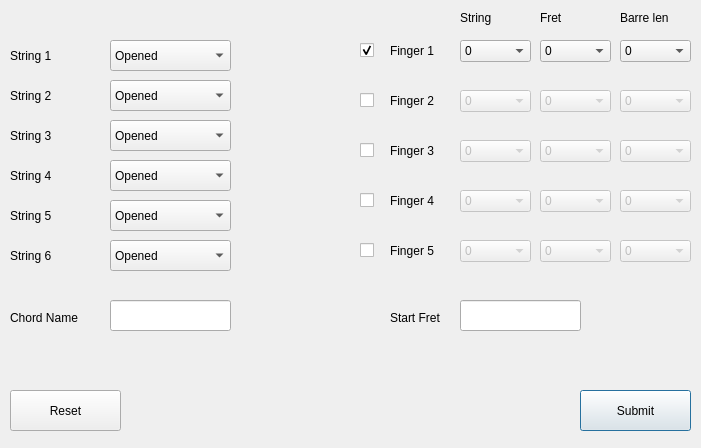
Qt form src/main_page.ui (Ziro72/GuitarUp) before a commit.
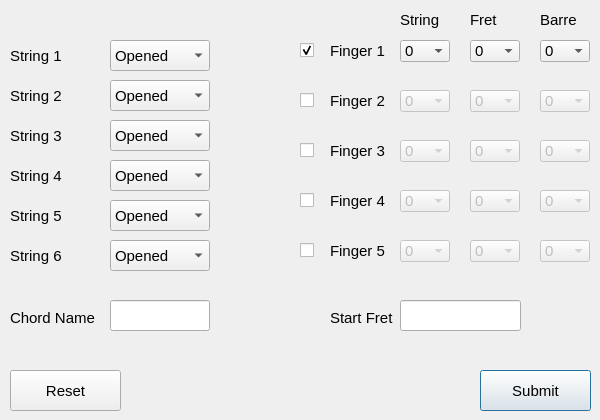
The same form after that commit.

Patch:
```diff
--- a/src/main_page.ui
+++ b/src/main_page.ui
@@ -9,8 +9,8 @@
    <rect>
     <x>0</x>
     <y>0</y>
-    <width>701</width>
-    <height>448</height>
+    <width>600</width>
+    <height>420</height>
    </rect>
   </property>
   <property name="windowTitle">
@@ -19,12 +19,17 @@
   <widget class="QPushButton" name="submitButton">
    <property name="geometry">
     <rect>
-     <x>580</x>
-     <y>390</y>
+     <x>480</x>
+     <y>370</y>
      <width>111</width>
      <height>41</height>
     </rect>
    </property>
+   <property name="font">
+    <font>
+     <pointsize>11</pointsize>
+    </font>
+   </property>
    <property name="text">
     <string>Submit</string>
    </property>
@@ -33,11 +38,16 @@
    <property name="geometry">
     <rect>
      <x>10</x>
-     <y>390</y>
+     <y>370</y>
      <width>111</width>
      <height>41</height>
     </rect>
    </property>
+   <property name="font">
+    <font>
+     <pointsize>11</pointsize>
+    </font>
+   </property>
    <property name="text">
     <string>Reset</string>
    </property>
@@ -47,10 +57,15 @@
     <rect>
      <x>110</x>
      <y>40</y>
-     <width>121</width>
+     <width>100</width>
      <height>31</height>
     </rect>
    </property>
+   <property name="font">
+    <font>
+     <pointsize>11</pointsize>
+    </font>
+   </property>
    <item>
     <property name="text">
      <string>Opened</string>
@@ -72,10 +87,15 @@
     <rect>
      <x>10</x>
      <y>40</y>
-     <width>131</width>
+     <width>60</width>
      <height>31</height>
     </rect>
    </property>
+   <property name="font">
+    <font>
+     <pointsize>11</pointsize>
+    </font>
+   </property>
    <property name="text">
     <string>String 1</string>
    </property>
@@ -85,10 +105,15 @@
     <rect>
      <x>110</x>
      <y>80</y>
-     <width>121</width>
+     <width>100</width>
      <height>31</height>
     </rect>
    </property>
+   <property name="font">
+    <font>
+     <pointsize>11</pointsize>
+    </font>
+   </property>
    <item>
     <property name="text">
      <string>Opened</string>
@@ -110,10 +135,15 @@
     <rect>
      <x>10</x>
      <y>80</y>
-     <width>131</width>
+     <width>60</width>
      <height>31</height>
     </rect>
    </property>
+   <property name="font">
+    <font>
+     <pointsize>11</pointsize>
+    </font>
+   </property>
    <property name="text">
     <string>String 2</string>
    </property>
@@ -123,10 +153,15 @@
     <rect>
      <x>10</x>
      <y>120</y>
-     <width>131</width>
+     <width>60</width>
      <height>31</height>
     </rect>
    </property>
+   <property name="font">
+    <font>
+     <pointsize>11</pointsize>
+    </font>
+   </property>
    <property name="text">
     <string>String 3</string>
    </property>
@@ -136,10 +171,15 @@
     <rect>
      <x>110</x>
      <y>120</y>
-     <width>121</width>
+     <width>100</width>
      <height>31</height>
     </rect>
    </property>
+   <property name="font">
+    <font>
+     <pointsize>11</pointsize>
+    </font>
+   </property>
    <item>
     <property name="text">
      <string>Opened</string>
@@ -161,10 +201,15 @@
     <rect>
      <x>110</x>
      <y>160</y>
-     <width>121</width>
+     <width>100</width>
      <height>31</height>
     </rect>
    </property>
+   <property name="font">
+    <font>
+     <pointsize>11</pointsize>
+    </font>
+   </property>
    <item>
     <property name="text">
      <string>Opened</string>
@@ -186,10 +231,15 @@
     <rect>
      <x>10</x>
      <y>160</y>
-     <width>131</width>
+     <width>60</width>
      <height>31</height>
     </rect>
    </property>
+   <property name="font">
+    <font>
+     <pointsize>11</pointsize>
+    </font>
+   </property>
    <property name="text">
     <string>String 4</string>
    </property>
@@ -199,10 +249,15 @@
     <rect>
      <x>110</x>
      <y>200</y>
-     <width>121</width>
+     <width>100</width>
      <height>31</height>
     </rect>
    </property>
+   <property name="font">
+    <font>
+     <pointsize>11</pointsize>
+    </font>
+   </property>
    <item>
     <property name="text">
      <string>Opened</string>
@@ -224,10 +279,15 @@
     <rect>
      <x>10</x>
      <y>200</y>
-     <width>131</width>
+     <width>60</width>
      <height>31</height>
     </rect>
    </property>
+   <property name="font">
+    <font>
+     <pointsize>11</pointsize>
+    </font>
+   </property>
    <property name="text">
     <string>String 5</string>
    </property>
@@ -237,10 +297,15 @@
     <rect>
      <x>110</x>
      <y>240</y>
-     <width>121</width>
+     <width>100</width>
      <height>31</height>
     </rect>
    </property>
+   <property name="font">
+    <font>
+     <pointsize>11</pointsize>
+    </font>
+   </property>
    <item>
     <property name="text">
      <string>Opened</string>
@@ -262,10 +327,15 @@
     <rect>
      <x>10</x>
      <y>240</y>
-     <width>131</width>
+     <width>60</width>
      <height>31</height>
     </rect>
    </property>
+   <property name="font">
+    <font>
+     <pointsize>11</pointsize>
+    </font>
+   </property>
    <property name="text">
     <string>String 6</string>
    </property>
@@ -273,12 +343,17 @@
   <widget class="QLabel" name="label_7">
    <property name="geometry">
     <rect>
-     <x>390</x>
+     <x>330</x>
      <y>40</y>
-     <width>91</width>
+     <width>60</width>
      <height>21</height>
     </rect>
    </property>
+   <property name="font">
+    <font>
+     <pointsize>11</pointsize>
+    </font>
+   </property>
    <property name="text">
     <string>Finger 1</string>
    </property>
@@ -286,12 +361,17 @@
   <widget class="QComboBox" name="chooseString1">
    <property name="geometry">
     <rect>
-     <x>460</x>
+     <x>400</x>
      <y>40</y>
-     <width>71</width>
+     <width>50</width>
      <height>22</height>
     </rect>
    </property>
+   <property name="font">
+    <font>
+     <pointsize>11</pointsize>
+    </font>
+   </property>
    <item>
     <property name="text">
      <string>0</string>
@@ -331,12 +411,17 @@
   <widget class="QComboBox" name="chooseFret1">
    <property name="geometry">
     <rect>
-     <x>540</x>
+     <x>470</x>
      <y>40</y>
-     <width>71</width>
+     <width>50</width>
      <height>22</height>
     </rect>
    </property>
+   <property name="font">
+    <font>
+     <pointsize>11</pointsize>
+    </font>
+   </property>
    <item>
     <property name="text">
      <string>0</string>
@@ -371,12 +456,17 @@
   <widget class="QComboBox" name="chooseBarreLen1">
    <property name="geometry">
     <rect>
-     <x>620</x>
+     <x>540</x>
      <y>40</y>
-     <width>71</width>
+     <width>50</width>
      <height>22</height>
     </rect>
    </property>
+   <property name="font">
+    <font>
+     <pointsize>11</pointsize>
+    </font>
+   </property>
    <item>
     <property name="text">
      <string>0</string>
@@ -414,12 +504,17 @@
    </property>
    <property name="geometry">
     <rect>
-     <x>460</x>
+     <x>400</x>
      <y>90</y>
-     <width>71</width>
+     <width>50</width>
      <height>22</height>
     </rect>
    </property>
+   <property name="font">
+    <font>
+     <pointsize>11</pointsize>
+    </font>
+   </property>
    <item>
     <property name="text">
      <string>0</string>
@@ -462,12 +557,17 @@
    </property>
    <property name="geometry">
     <rect>
-     <x>540</x>
+     <x>470</x>
      <y>90</y>
-     <width>71</width>
+     <width>50</width>
      <height>22</height>
     </rect>
    </property>
+   <property name="font">
+    <font>
+     <pointsize>11</pointsize>
+    </font>
+   </property>
    <item>
     <property name="text">
      <string>0</string>
@@ -505,12 +605,17 @@
    </property>
    <property name="geometry">
     <rect>
-     <x>390</x>
+     <x>330</x>
      <y>90</y>
-     <width>91</width>
+     <width>60</width>
      <height>21</height>
     </rect>
    </property>
+   <property name="font">
+    <font>
+     <pointsize>11</pointsize>
+    </font>
+   </property>
    <property name="text">
     <string>Finger 2</string>
    </property>
@@ -521,12 +626,17 @@
    </property>
    <property name="geometry">
     <rect>
-     <x>620</x>
+     <x>540</x>
      <y>90</y>
-     <width>71</width>
+     <width>50</width>
      <height>22</height>
     </rect>
    </property>
+   <property name="font">
+    <font>
+     <pointsize>11</pointsize>
+    </font>
+   </property>
    <item>
     <property name="text">
      <string>0</string>
@@ -564,12 +674,17 @@
    </property>
    <property name="geometry">
     <rect>
-     <x>460</x>
+     <x>400</x>
      <y>140</y>
-     <width>71</width>
+     <width>50</width>
      <height>22</height>
     </rect>
    </property>
+   <property name="font">
+    <font>
+     <pointsize>11</pointsize>
+    </font>
+   </property>
    <item>
     <property name="text">
      <string>0</string>
@@ -612,12 +727,17 @@
    </property>
    <property name="geometry">
     <rect>
-     <x>540</x>
+     <x>470</x>
      <y>140</y>
-     <width>71</width>
+     <width>50</width>
      <height>22</height>
     </rect>
    </property>
+   <property name="font">
+    <font>
+     <pointsize>11</pointsize>
+    </font>
+   </property>
    <item>
     <property name="text">
      <string>0</string>
@@ -655,12 +775,17 @@
    </property>
    <property name="geometry">
     <rect>
-     <x>390</x>
+     <x>330</x>
      <y>140</y>
-     <width>91</width>
+     <width>60</width>
      <height>21</height>
     </rect>
    </property>
+   <property name="font">
+    <font>
+     <pointsize>11</pointsize>
+    </font>
+   </property>
    <property name="text">
     <string>Finger 3</string>
    </property>
@@ -671,12 +796,17 @@
    </property>
    <property name="geometry">
     <rect>
-     <x>620</x>
+     <x>540</x>
      <y>140</y>
-     <width>71</width>
+     <width>50</width>
      <height>22</height>
     </rect>
    </property>
+   <property name="font">
+    <font>
+     <pointsize>11</pointsize>
+    </font>
+   </property>
    <item>
     <property name="text">
      <string>0</string>
@@ -714,12 +844,17 @@
    </property>
    <property name="geometry">
     <rect>
-     <x>460</x>
+     <x>400</x>
      <y>190</y>
-     <width>71</width>
+     <width>50</width>
      <height>22</height>
     </rect>
    </property>
+   <property name="font">
+    <font>
+     <pointsize>11</pointsize>
+    </font>
+   </property>
    <item>
     <property name="text">
      <string>0</string>
@@ -762,12 +897,17 @@
    </property>
    <property name="geometry">
     <rect>
-     <x>540</x>
+     <x>470</x>
      <y>190</y>
-     <width>71</width>
+     <width>50</width>
      <height>22</height>
     </rect>
    </property>
+   <property name="font">
+    <font>
+     <pointsize>11</pointsize>
+    </font>
+   </property>
    <item>
     <property name="text">
      <string>0</string>
@@ -805,12 +945,17 @@
    </property>
    <property name="geometry">
     <rect>
-     <x>390</x>
+     <x>330</x>
      <y>190</y>
-     <width>91</width>
+     <width>60</width>
      <height>21</height>
     </rect>
    </property>
+   <property name="font">
+    <font>
+     <pointsize>11</pointsize>
+    </font>
+   </property>
    <property name="text">
     <string>Finger 4</string>
    </property>
@@ -821,12 +966,17 @@
    </property>
    <property name="geometry">
     <rect>
-     <x>620</x>
+     <x>540</x>
      <y>190</y>
-     <width>71</width>
+     <width>50</width>
      <height>22</height>
     </rect>
    </property>
+   <property name="font">
+    <font>
+     <pointsize>11</pointsize>
+    </font>
+   </property>
    <item>
     <property name="text">
      <string>0</string>
@@ -864,12 +1014,17 @@
    </property>
    <property name="geometry">
     <rect>
-     <x>460</x>
+     <x>400</x>
      <y>240</y>
-     <width>71</width>
+     <width>50</width>
      <height>22</height>
     </rect>
    </property>
+   <property name="font">
+    <font>
+     <pointsize>11</pointsize>
+    </font>
+   </property>
    <item>
     <property name="text">
      <string>0</string>
@@ -912,12 +1067,17 @@
    </property>
    <property name="geometry">
     <rect>
-     <x>540</x>
+     <x>470</x>
      <y>240</y>
-     <width>71</width>
+     <width>50</width>
      <height>22</height>
     </rect>
    </property>
+   <property name="font">
+    <font>
+     <pointsize>11</pointsize>
+    </font>
+   </property>
    <item>
     <property name="text">
      <string>0</string>
@@ -955,12 +1115,17 @@
    </property>
    <property name="geometry">
     <rect>
-     <x>390</x>
+     <x>330</x>
      <y>240</y>
-     <width>91</width>
+     <width>60</width>
      <height>21</height>
     </rect>
    </property>
+   <property name="font">
+    <font>
+     <pointsize>11</pointsize>
+    </font>
+   </property>
    <property name="text">
     <string>Finger 5</string>
    </property>
@@ -971,12 +1136,17 @@
    </property>
    <property name="geometry">
     <rect>
-     <x>620</x>
+     <x>540</x>
      <y>240</y>
-     <width>71</width>
+     <width>50</width>
      <height>22</height>
     </rect>
    </property>
+   <property name="font">
+    <font>
+     <pointsize>11</pointsize>
+    </font>
+   </property>
    <item>
     <property name="text">
      <string>0</string>
@@ -1011,12 +1181,17 @@
   <widget class="QLabel" name="label_12">
    <property name="geometry">
     <rect>
-     <x>460</x>
+     <x>400</x>
      <y>10</y>
      <width>55</width>
-     <height>16</height>
+     <height>20</height>
     </rect>
    </property>
+   <property name="font">
+    <font>
+     <pointsize>11</pointsize>
+    </font>
+   </property>
    <property name="text">
     <string>String</string>
    </property>
@@ -1024,12 +1199,17 @@
   <widget class="QLabel" name="label_13">
    <property name="geometry">
     <rect>
-     <x>540</x>
+     <x>470</x>
      <y>10</y>
      <width>55</width>
-     <height>16</height>
+     <height>20</height>
     </rect>
    </property>
+   <property name="font">
+    <font>
+     <pointsize>11</pointsize>
+    </font>
+   </property>
    <property name="text">
     <string>Fret</string>
    </property>
@@ -1037,14 +1217,19 @@
   <widget class="QLabel" name="label_14">
    <property name="geometry">
     <rect>
-     <x>620</x>
+     <x>540</x>
      <y>10</y>
      <width>55</width>
-     <height>16</height>
+     <height>20</height>
     </rect>
    </property>
+   <property name="font">
+    <font>
+     <pointsize>11</pointsize>
+    </font>
+   </property>
    <property name="text">
-    <string>Barre len</string>
+    <string>Barre</string>
    </property>
   </widget>
   <widget class="QLineEdit" name="chordName">
@@ -1052,10 +1237,15 @@
     <rect>
      <x>110</x>
      <y>300</y>
-     <width>121</width>
+     <width>100</width>
      <height>31</height>
     </rect>
    </property>
+   <property name="font">
+    <font>
+     <pointsize>11</pointsize>
+    </font>
+   </property>
   </widget>
   <widget class="QLabel" name="label_15">
    <property name="geometry">
@@ -1066,6 +1256,11 @@
      <height>16</height>
     </rect>
    </property>
+   <property name="font">
+    <font>
+     <pointsize>11</pointsize>
+    </font>
+   </property>
    <property name="text">
     <string>Chord Name</string>
    </property>
@@ -1073,12 +1268,17 @@
   <widget class="QLabel" name="label_16">
    <property name="geometry">
     <rect>
-     <x>390</x>
+     <x>330</x>
      <y>310</y>
      <width>91</width>
      <height>16</height>
     </rect>
    </property>
+   <property name="font">
+    <font>
+     <pointsize>11</pointsize>
+    </font>
+   </property>
    <property name="text">
     <string>Start Fret</string>
    </property>
@@ -1086,17 +1286,25 @@
   <widget class="QLineEdit" name="startFret">
    <property name="geometry">
     <rect>
-     <x>460</x>
+     <x>400</x>
      <y>300</y>
      <width>121</width>
      <height>31</height>
     </rect>
    </property>
+   <property name="font">
+    <font>
+     <pointsize>11</pointsize>
+    </font>
+   </property>
   </widget>
   <widget class="QCheckBox" name="active1">
+   <property name="enabled">
+    <bool>true</bool>
+   </property>
    <property name="geometry">
     <rect>
-     <x>360</x>
+     <x>300</x>
      <y>40</y>
      <width>16</width>
      <height>21</height>
@@ -1115,7 +1323,7 @@
    </property>
    <property name="geometry">
     <rect>
-     <x>360</x>
+     <x>300</x>
      <y>90</y>
      <width>16</width>
      <height>21</height>
@@ -1134,7 +1342,7 @@
   <widget class="QCheckBox" name="active3">
    <property name="geometry">
     <rect>
-     <x>360</x>
+     <x>300</x>
      <y>140</y>
      <width>16</width>
      <height>21</height>
@@ -1147,7 +1355,7 @@
   <widget class="QCheckBox" name="active4">
    <property name="geometry">
     <rect>
-     <x>360</x>
+     <x>300</x>
      <y>190</y>
      <width>16</width>
      <height>21</height>
@@ -1160,7 +1368,7 @@
   <widget class="QCheckBox" name="active5">
    <property name="geometry">
     <rect>
-     <x>360</x>
+     <x>300</x>
      <y>240</y>
      <width>16</width>
      <height>21</height>
```
Left out of the diff: 3 changed lines with no effect on the pictures.
